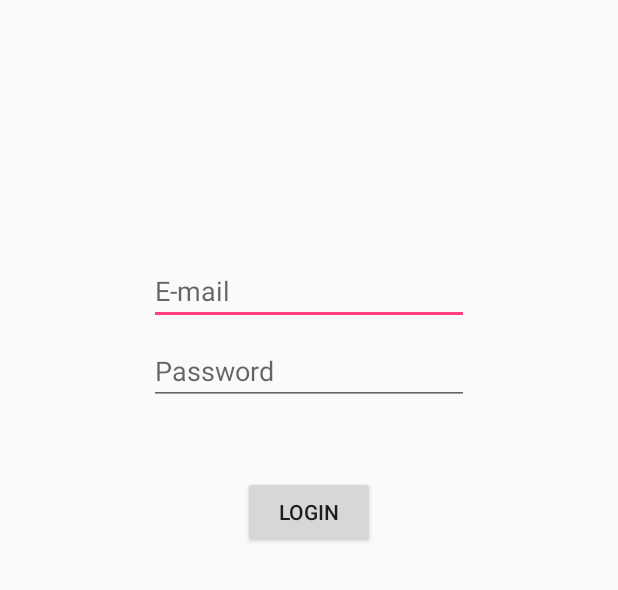
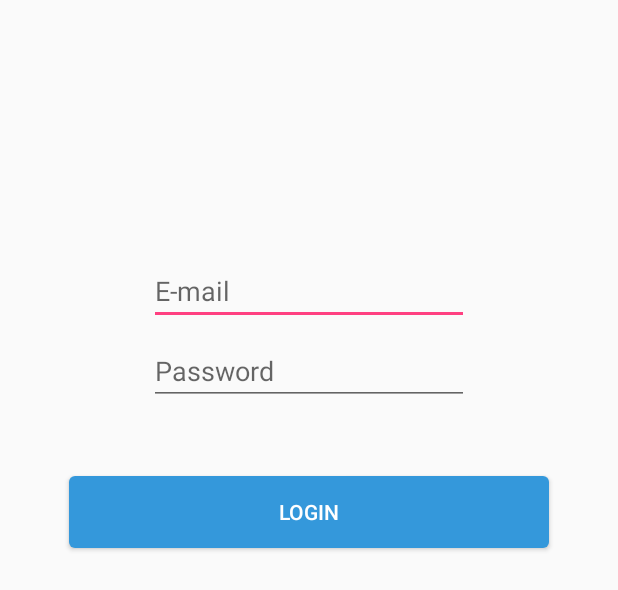
Before and after one commit to monarezio/brno_hackathon, an Android app: the layout activity_main.xml on its own in the app's theme, with its tools: preview values and no code run, on a phone screen of 412 x 824 dp. Shown: the top 590 px of the screen. Run offline under Robolectric (Android 15) with nearby library versions, the phone set to English and light mode, and no system bars.

Commit message:
Login button style

```diff
--- /dev/null
+++ b/android/app/src/main/res/drawable/button_background.xml
@@ -0,0 +1,9 @@
+<?xml version="1.0" encoding="utf-8"?>
+<shape xmlns:android="http://schemas.android.com/apk/res/android"
+    android:shape="rectangle">
+    <corners android:radius="4dp" />
+    <solid android:color="#3498DB" />
+    <size
+        android:width="320dp"
+        android:height="40dp" />
+</shape>
--- a/android/app/src/main/res/layout/activity_main.xml
+++ b/android/app/src/main/res/layout/activity_main.xml
@@ -10,41 +10,43 @@
         android:id="@+id/email"
         android:layout_width="wrap_content"
         android:layout_height="wrap_content"
+        android:layout_marginTop="171dp"
         android:ems="10"
         android:hint="E-mail"
         android:inputType="textEmailAddress"
-        tools:layout_constraintTop_creator="1"
+        app:layout_constraintLeft_toLeftOf="parent"
+        app:layout_constraintRight_toRightOf="parent"
+        app:layout_constraintTop_toTopOf="parent"
+        tools:layout_constraintLeft_creator="1"
         tools:layout_constraintRight_creator="1"
-        app:layout_constraintRight_toRightOf="parent"
-        android:layout_marginTop="171dp"
-        tools:layout_constraintLeft_creator="1"
-        app:layout_constraintLeft_toLeftOf="parent"
-        app:layout_constraintTop_toTopOf="parent" />
+        tools:layout_constraintTop_creator="1" />
 
     <EditText
         android:id="@+id/pwd"
         android:layout_width="wrap_content"
         android:layout_height="wrap_content"
+        android:layout_marginTop="8dp"
         android:ems="10"
         android:hint="Password"
         android:inputType="textPassword"
-        tools:layout_constraintTop_creator="1"
-        android:layout_marginTop="8dp"
+        app:layout_constraintLeft_toLeftOf="@+id/email"
         app:layout_constraintTop_toBottomOf="@+id/email"
         tools:layout_constraintLeft_creator="1"
-        app:layout_constraintLeft_toLeftOf="@+id/email" />
+        tools:layout_constraintTop_creator="1" />
 
     <Button
+        android:textColor="@color/white"
         android:id="@+id/login"
         android:layout_width="wrap_content"
         android:layout_height="wrap_content"
+        android:layout_marginTop="47dp"
+        android:background="@drawable/button_background"
         android:text="Login"
-        tools:layout_constraintTop_creator="1"
-        tools:layout_constraintRight_creator="1"
+        app:layout_constraintLeft_toLeftOf="parent"
         app:layout_constraintRight_toRightOf="parent"
-        android:layout_marginTop="47dp"
         app:layout_constraintTop_toBottomOf="@+id/pwd"
         tools:layout_constraintLeft_creator="1"
-        app:layout_constraintLeft_toLeftOf="parent" />
+        tools:layout_constraintRight_creator="1"
+        tools:layout_constraintTop_creator="1" />
 
 </android.support.constraint.ConstraintLayout>
--- a/android/app/src/main/res/values/colors.xml
+++ b/android/app/src/main/res/values/colors.xml
@@ -3,4 +3,5 @@
     <color name="colorPrimary">#8E2F5C</color>
     <color name="colorPrimaryDark">#470022</color>
     <color name="colorAccent">#FF4081</color>
+    <color name="white">#FFF</color>
 </resources>
```
